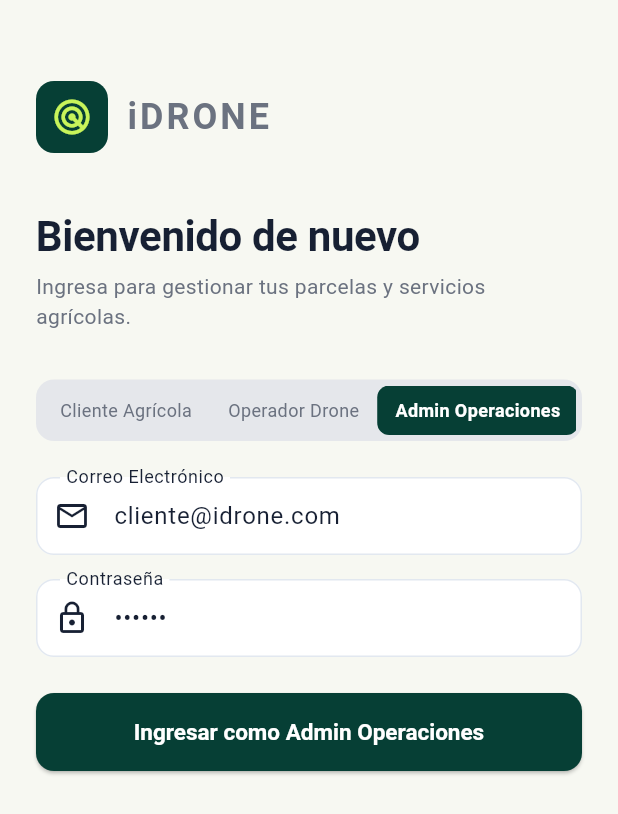
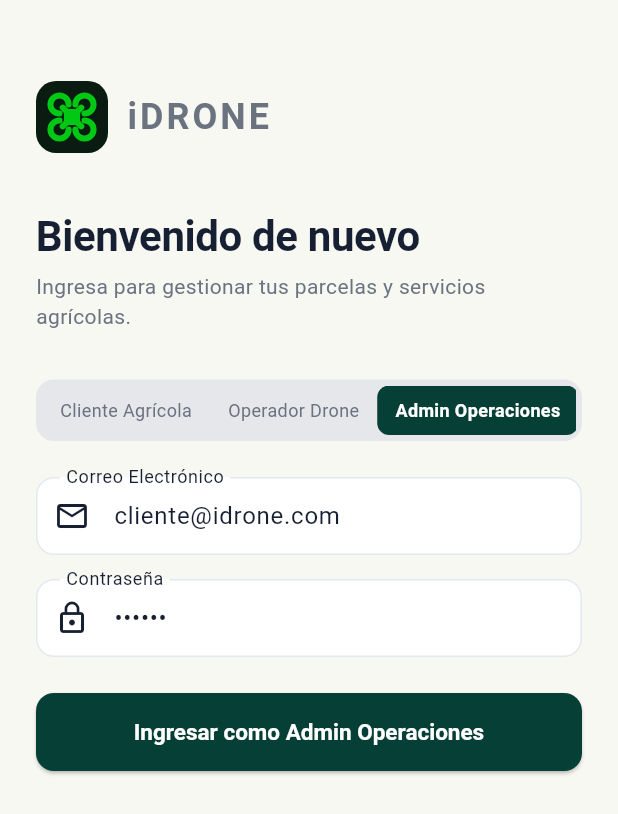
Before and after one commit to Polar000/iDrone, a Flutter app: the LoginScreen screen opened directly with empty values, after a tap on "Operador Drone", after a tap on "Admin Operaciones", on a phone screen of 412 x 824 dp. Shown: the top 814 px of the screen. Run offline on Flutter 3.47's test engine with Material 3 defaults, Android fonts, the phone set to English and light mode, and no system bars; our stand-ins replace flutter_map, google_fonts, latlong2.

Commit message:
Add custom quadcopter drone logo matching design image
Co-authored-by: Polar000 <163376514+Polar000@users.noreply.github.com>

```diff
--- /dev/null
+++ b/lib/components/idrone_logo.dart
@@ -0,0 +1,92 @@
+import 'dart:math';
+import 'package:flutter/material.dart';
+
+class IDroneLogoWidget extends StatelessWidget {
+  final double size;
+  final Color greenColor;
+  final Color backgroundColor;
+  final bool showBackground;
+
+  const IDroneLogoWidget({
+    super.key,
+    this.size = 80,
+    this.greenColor = const Color(0xFF00C814),
+    this.backgroundColor = const Color(0xFF0A1C12),
+    this.showBackground = true,
+  });
+
+  @override
+  Widget build(BuildContext context) {
+    return Container(
+      width: size,
+      height: size,
+      decoration: showBackground
+          ? BoxDecoration(
+              color: backgroundColor,
+              borderRadius: BorderRadius.circular(size * 0.28),
+            )
+          : null,
+      padding: EdgeInsets.all(size * 0.15),
+      child: CustomPaint(
+        painter: _DronePainter(color: greenColor),
+      ),
+    );
+  }
+}
+
+class _DronePainter extends CustomPainter {
+  final Color color;
+
+  _DronePainter({required this.color});
+
+  @override
+  void paint(Canvas canvas, Size size) {
+    final strokePaint = Paint()
+      ..color = color
+      ..style = PaintingStyle.stroke
+      ..strokeWidth = size.width * 0.12
+      ..strokeCap = StrokeCap.round;
+
+    final fillPaint = Paint()
+      ..color = color
+      ..style = PaintingStyle.fill;
+
+    final cx = size.width / 2;
+    final cy = size.height / 2;
+    final armLen = size.width * 0.26;
+
+    // Center square body
+    final sqSize = size.width * 0.20;
+    canvas.drawRect(
+      Rect.fromCenter(center: Offset(cx, cy), width: sqSize, height: sqSize),
+      strokePaint..style = PaintingStyle.stroke,
+    );
+
+    // Diagonal arms & Propeller rings
+    final angles = [pi / 4, 3 * pi / 4, 5 * pi / 4, 7 * pi / 4];
+    final propRadius = size.width * 0.18;
+
+    for (final angle in angles) {
+      final armX = cx + armLen * cos(angle);
+      final armY = cy + armLen * sin(angle);
+
+      // Draw diagonal arm
+      canvas.drawLine(Offset(cx, cy), Offset(armX, armY), strokePaint);
+
+      // Draw propeller arc/ring
+      final propCenterX = cx + (armLen + propRadius * 0.5) * cos(angle);
+      final propCenterY = cy + (armLen + propRadius * 0.5) * sin(angle);
+
+      canvas.drawArc(
+        Rect.fromCircle(center: Offset(propCenterX, propCenterY), radius: propRadius),
+        angle - pi * 0.75,
+        pi * 1.5,
+        false,
+        strokePaint,
+      );
+    }
+  }
+
+  @override
+  bool shouldRepaint(covariant CustomPainter oldDelegate) => false;
+}
--- a/lib/features/admin/admin_screens.dart
+++ b/lib/features/admin/admin_screens.dart
@@ -4,6 +4,7 @@ import '../../data/repositories/app_store.dart';
 import '../../data/models/idrone_models.dart';
 import '../../components/app_card.dart';
 import '../../components/app_badges_and_stats.dart';
+import '../../components/idrone_logo.dart';
 import '../../app/theme/app_colors.dart';
 import 'admin_calendar_screen.dart';
 
@@ -36,17 +37,10 @@ class _AdminDashboardLayoutState extends State<AdminDashboardLayout> {
                 Padding(
                   padding: const EdgeInsets.symmetric(horizontal: 20),
                   child: Row(
-                    children: [
-                      Container(
-                        padding: const EdgeInsets.all(8),
-                        decoration: BoxDecoration(
-                          color: AppColors.freshGreen,
-                          borderRadius: BorderRadius.circular(10),
-                        ),
-                        child: const Icon(Icons.radar_rounded, color: AppColors.deepForest, size: 24),
-                      ),
-                      const SizedBox(width: 12),
-                      const Column(
+                    children: const [
+                      IDroneLogoWidget(size: 40),
+                      SizedBox(width: 12),
+                      Column(
                         crossAxisAlignment: CrossAxisAlignment.start,
                         children: [
                           Text('iDRONE', style: TextStyle(color: Colors.white, fontWeight: FontWeight.bold, fontSize: 18)),
--- a/lib/features/auth/auth_screens.dart
+++ b/lib/features/auth/auth_screens.dart
@@ -2,6 +2,7 @@ import 'package:flutter/material.dart';
 import 'package:provider/provider.dart';
 import '../../data/repositories/app_store.dart';
 import '../../data/models/idrone_models.dart';
+import '../../components/idrone_logo.dart';
 import '../../app/theme/app_colors.dart';
 
 class SplashScreen extends StatefulWidget {
@@ -32,19 +33,7 @@ class _SplashScreenState extends State<SplashScreen> {
         child: Column(
           mainAxisAlignment: MainAxisAlignment.center,
           children: [
-            Container(
-              padding: const EdgeInsets.all(24),
-              decoration: BoxDecoration(
-                color: Colors.white.withValues(alpha: 0.1),
-                shape: BoxShape.circle,
-                border: Border.all(color: AppColors.freshGreen, width: 2),
-              ),
-              child: const Icon(
-                Icons.radar_rounded,
-                size: 64,
-                color: AppColors.limeAccent,
-              ),
-            ),
+            const IDroneLogoWidget(size: 110),
             const SizedBox(height: 24),
             const Text(
               'iDRONE',
@@ -120,17 +109,10 @@ class _LoginScreenState extends State<LoginScreen> {
               children: [
                 const SizedBox(height: 30),
                 Row(
-                  children: [
-                    Container(
-                      padding: const EdgeInsets.all(10),
-                      decoration: BoxDecoration(
-                        color: AppColors.deepForest,
-                        borderRadius: BorderRadius.circular(12),
-                      ),
-                      child: const Icon(Icons.radar_rounded, color: AppColors.limeAccent, size: 28),
-                    ),
-                    const SizedBox(width: 12),
-                    const Text(
+                  children: const [
+                    IDroneLogoWidget(size: 48),
+                    SizedBox(width: 12),
+                    Text(
                       'iDRONE',
                       style: TextStyle(fontSize: 24, fontWeight: FontWeight.bold, letterSpacing: 2),
                     )
```
